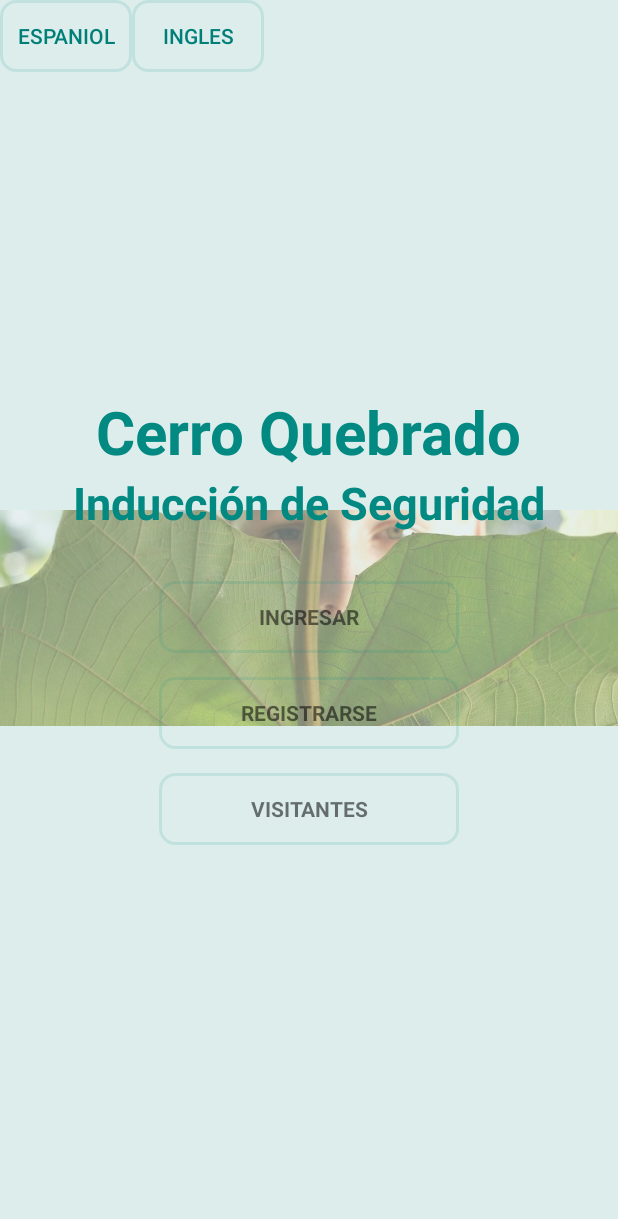
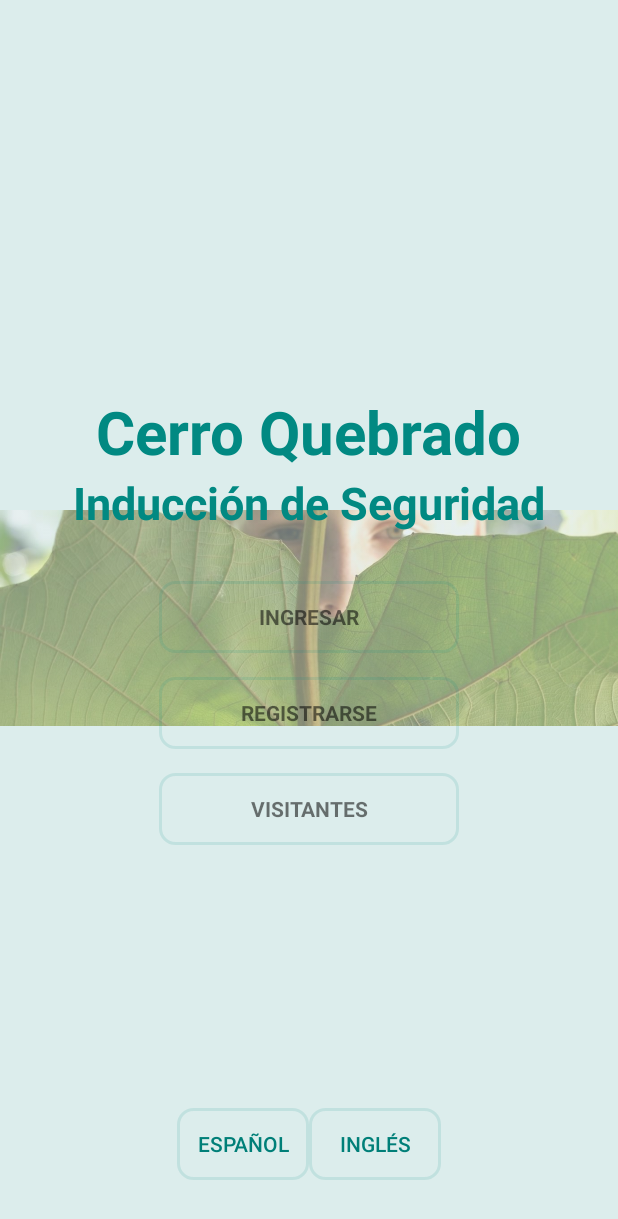
Before and after one commit to PaulHidalgo/BHP, an Android app: the screen it shows after launch (InitialActivity), on a phone screen of 412 x 824 dp. Shown: the top 1219 px of the screen. Run offline under Robolectric (Android 15) with nearby library versions, the light colour scheme and no system bars; our stand-ins replace Room's generated code; libraries missing offline, so code that uses them is left out: android.arch.persistence.

Commit message:
- Cambio de idioma 100%

```diff
--- a/app/src/main/java/com/bhp/securitytest/BaseActivity.kt
+++ b/app/src/main/java/com/bhp/securitytest/BaseActivity.kt
@@ -3,11 +3,13 @@ package com.bhp.securitytest
 import android.os.Bundle
 import android.support.v7.app.AppCompatActivity
 import android.view.MenuItem
+import com.bhp.securitytest.helpers.LocaleHelper
 
 abstract class BaseActivity : NotificationBaseActivity() {
     override fun onCreate(savedInstanceState: Bundle?) {
         super.onCreate(savedInstanceState)
         supportActionBar?.setDisplayHomeAsUpEnabled(true)
+        LocaleHelper.setLocale(this@BaseActivity, LocaleHelper.getLanguage(this@BaseActivity))
     }
 
     override fun onOptionsItemSelected(item: MenuItem?): Boolean {
--- a/app/src/main/res/layout/activity_initial.xml
+++ b/app/src/main/res/layout/activity_initial.xml
@@ -73,18 +73,23 @@
     <LinearLayout
         android:layout_width="wrap_content"
         android:layout_height="wrap_content"
+        android:layout_alignParentBottom="true"
+        android:layout_centerHorizontal="true"
+        android:layout_marginBottom="37dp"
         android:gravity="center">
 
         <Button
             android:id="@+id/es"
             android:layout_width="wrap_content"
             android:layout_height="wrap_content"
-            android:text="Espaniol" />
+            android:text="@string/spanish"
+            tools:ignore="ButtonStyle" />
 
         <Button
             android:id="@+id/en"
             android:layout_width="wrap_content"
             android:layout_height="wrap_content"
-            android:text="Ingles" />
+            android:text="@string/english"
+            tools:ignore="ButtonStyle" />
     </LinearLayout>
 </RelativeLayout>
--- a/app/src/main/res/values/strings.xml
+++ b/app/src/main/res/values/strings.xml
@@ -136,5 +136,7 @@
     <!-- Options after Login -->
     <string name="courses">Cursos</string>
     <string name="label_exit">Salida Visita</string>
+    <string name="spanish">Español</string>
+    <string name="english">Inglés</string>
 
 </resources>
```
Also changed, not shown: 1 other file.
